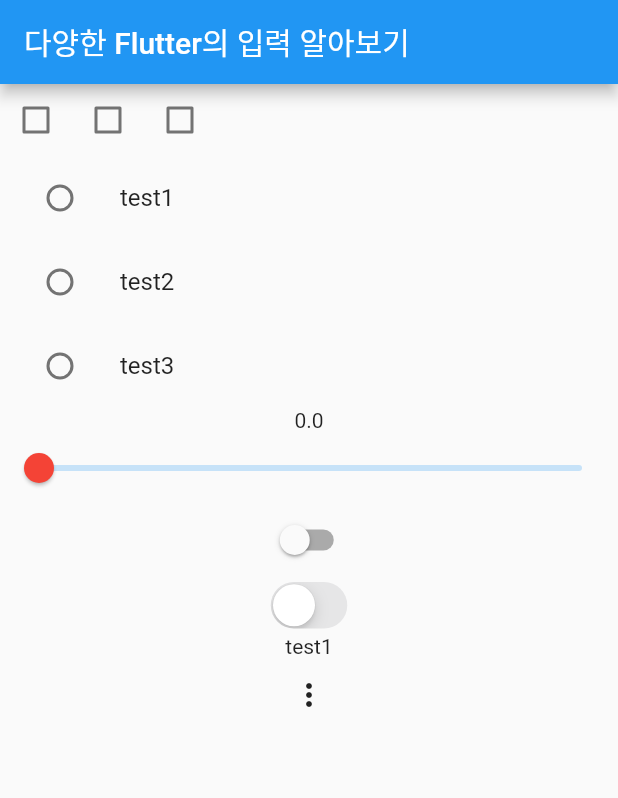
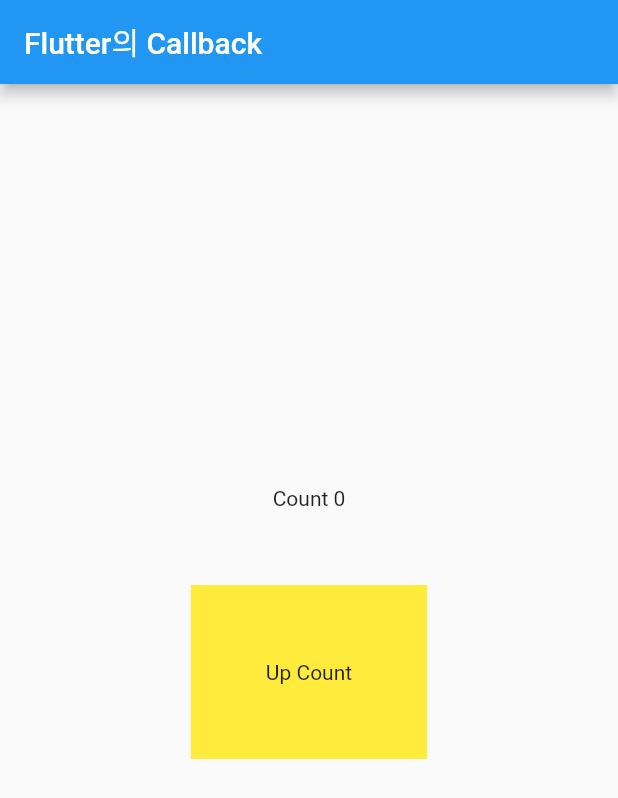
Before and after one commit to felix980131/TIL, a Flutter app: the screen it shows after launch, on a phone screen of 412 x 824 dp. Shown: the top 798 px of the screen. Run offline on Flutter 3.47's test engine with Material 2 defaults, Android fonts, the phone set to English and light mode, and no system bars.

Commit message:
docs: update Flutter practice basic widget callback

```diff
--- a/Flutter/practice/1. widget/basic_widget/lib/main.dart
+++ b/Flutter/practice/1. widget/basic_widget/lib/main.dart
@@ -13,7 +13,7 @@ class MainApp extends StatelessWidget {
     return MaterialApp(
       home: Scaffold(
         appBar: AppBar(
-          title: Text("다양한 Flutter의 입력 알아보기"),
+          title: Text("Flutter의 Callback"),
         ),
         body: Body(),
       ),
@@ -26,230 +26,64 @@ class Body extends StatelessWidget {
 
   @override
   Widget build(BuildContext context) {
-    return Column(
-      children: [
-        TestCheckBox(),
-        TestRadio(),
-        TestSlider(),
-        TestSwitch(),
-        TestPopup(),
-      ],
-    );
+    return TestWidget();
   }
 }
 
-class TestCheckBox extends StatefulWidget {
-  const TestCheckBox({super.key});
+class TestWidget extends StatefulWidget {
+  const TestWidget({super.key});
 
   @override
-  State<TestCheckBox> createState() => _TestCheckBoxState();
+  State<TestWidget> createState() => _TestWidgetState();
 }
 
-class _TestCheckBoxState extends State<TestCheckBox> {
-  late List<bool> values;
-
-  @override
-  void initState() {
-    super.initState();
-
-    values = [false, false, false];
-  }
+class _TestWidgetState extends State<TestWidget> {
+  int value = 0;
 
   @override
   Widget build(BuildContext context) {
-    return Row(
-      children: [
-        Checkbox(
-            value: values[0],
-            onChanged: (value) => changeValue(0, value ?? false)),
-        Checkbox(
-            value: values[1],
-            onChanged: (value) => changeValue(1, value ?? false)),
-        Checkbox(
-            value: values[2],
-            onChanged: (value) => changeValue(2, value ?? false)),
-      ],
+    return Center(
+      child: Column(
+        mainAxisAlignment: MainAxisAlignment.center,
+        children: [
+          Text("Count ${value}"),
+          TestButton(addCounter, addCounter10),
+        ],
+      ),
     );
   }
 
-  void changeValue(int index, bool value) {
+  void addCounter() {
     setState(() {
-      values[index] = value;
+      ++value;
+    });
+  }
+
+  void addCounter10(int addValue) {
+    setState(() {
+      value = value + addValue;
     });
   }
 }
 
-class TestRadio extends StatefulWidget {
-  const TestRadio({super.key});
+class TestButton extends StatelessWidget {
+  const TestButton(this.callback, this.callback10, {super.key});
 
-  @override
-  State<TestRadio> createState() => _TestRadioState();
-}
-
-enum TestRadioValue {
-  test1,
-  test2,
-  test3,
-}
-
-class _TestRadioState extends State<TestRadio> {
-  TestRadioValue? selectValue;
+  final VoidCallback callback; // 반환값이 없는 함수
+  final Function callback10; // 반환값이 있는 함수
 
   @override
   Widget build(BuildContext context) {
-    return Column(
-      children: [
-        ListTile(
-          leading: Radio<TestRadioValue>(
-            value: TestRadioValue.test1,
-            groupValue: selectValue,
-            onChanged: (value) => setState(() {
-              selectValue = value;
-            }),
-          ),
-          title: Text(TestRadioValue.test1.name),
-          onTap: () => setState(() {
-            if (selectValue != TestRadioValue.test1) {
-              selectValue = TestRadioValue.test1;
-            }
-          }),
-        ),
-        ListTile(
-          leading: Radio<TestRadioValue>(
-            value: TestRadioValue.test2,
-            groupValue: selectValue,
-            onChanged: (value) => setState(() {
-              selectValue = value;
-            }),
-          ),
-          title: Text(TestRadioValue.test2.name),
-          onTap: () => setState(() {
-            if (selectValue != TestRadioValue.test2) {
-              selectValue = TestRadioValue.test2;
-            }
-          }),
-        ),
-        ListTile(
-          leading: Radio<TestRadioValue>(
-            value: TestRadioValue.test3,
-            groupValue: selectValue,
-            onChanged: (value) => setState(() {
-              selectValue = value;
-            }),
-          ),
-          title: Text(TestRadioValue.test3.name),
-          onTap: () => setState(() {
-            if (selectValue != TestRadioValue.test3) {
-              selectValue = TestRadioValue.test3;
-            }
-          }),
-        ),
-      ],
+    return GestureDetector(
+      onTap: () {
+        callback.call();
+        callback10.call(10);
+      },
+      child: Container(
+          color: Colors.yellow,
+          padding: EdgeInsetsDirectional.all(50),
+          margin: EdgeInsets.symmetric(vertical: 50),
+          child: Text("Up Count")),
     );
   }
 }
-
-class TestSlider extends StatefulWidget {
-  const TestSlider({super.key});
-
-  @override
-  State<TestSlider> createState() => _TestSliderState();
-}
-
-class _TestSliderState extends State<TestSlider> {
-  double value = 0;
-
-  @override
-  Widget build(BuildContext context) {
-    return Column(
-      children: [
-        Text(value.toString()),
-        Slider(
-          value: value,
-          onChanged: (newValue) {
-            setState(() {
-              value = newValue;
-            });
-          },
-          label: value.round().toString(),
-          divisions: 100,
-          max: 100, // 최댓값
-          min: 0, // 최소값
-          activeColor: Colors.red, // 슬라이더 색
-        ),
-      ],
-    );
-  }
-}
-
-class TestSwitch extends StatefulWidget {
-  const TestSwitch({super.key});
-
-  @override
-  State<TestSwitch> createState() => _TestSwitchState();
-}
-
-class _TestSwitchState extends State<TestSwitch> {
-  bool value = false;
-
-  @override
-  Widget build(BuildContext context) {
-    return Column(
-      children: [
-        Switch(
-            value: value,
-            onChanged: (newValue) {
-              setState(() {
-                value = newValue;
-              });
-            }),
-        CupertinoSwitch(
-            value: value,
-            onChanged: (newValue) {
-              setState(() {
-                value = newValue;
-              });
-            })
-      ],
-    );
-  }
-}
-
-class TestPopup extends StatefulWidget {
-  const TestPopup({super.key});
-
-  @override
-  State<TestPopup> createState() => _TestPopupState();
-}
-
-enum TestValue {
-  test1,
-  test2,
-  test3,
-}
-
-class _TestPopupState extends State<TestPopup> {
-  TestValue selectedValue = TestValue.test1;
-
-  @override
-  Widget build(BuildContext context) {
-    return Column(
-      children: [
-        Text(selectedValue.name.toString()),
-        PopupMenuButton(
-          itemBuilder: (context) {
-            return TestValue.values
-                .map((value) =>
-                    PopupMenuItem(value: value, child: Text(value.name)))
-                .toList();
-          },
-          onSelected: (newValue) {
-            setState(() {
-              selectedValue = newValue;
-            });
-          },
-        ),
-      ],
-    );
-  }
-}
```
